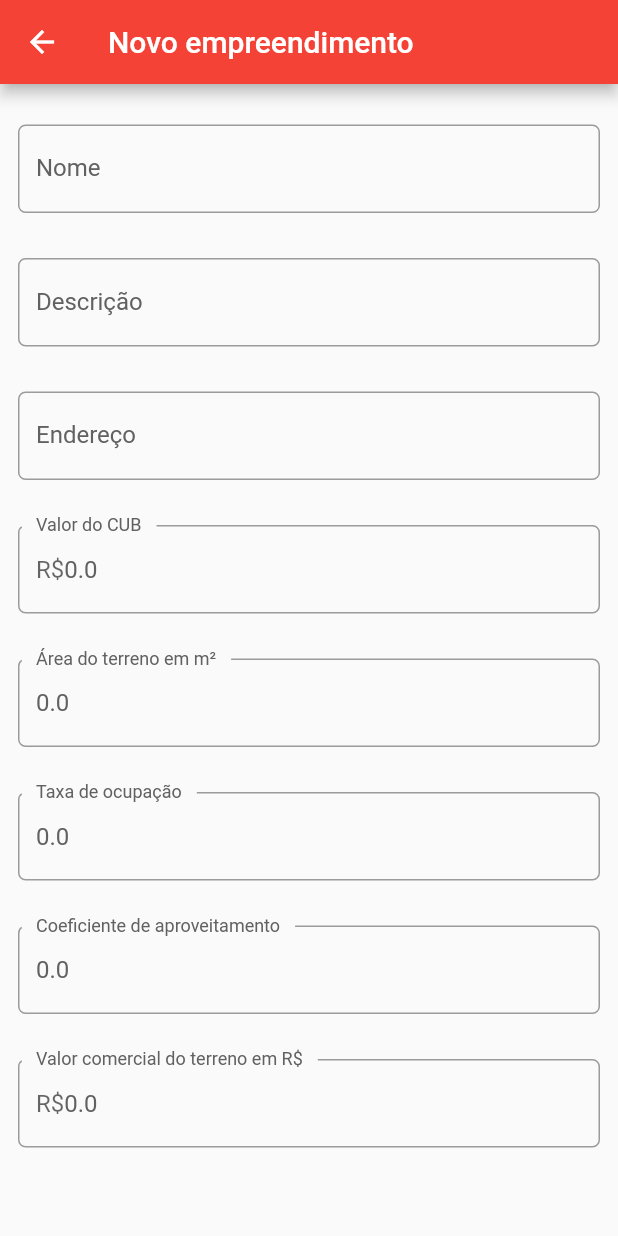
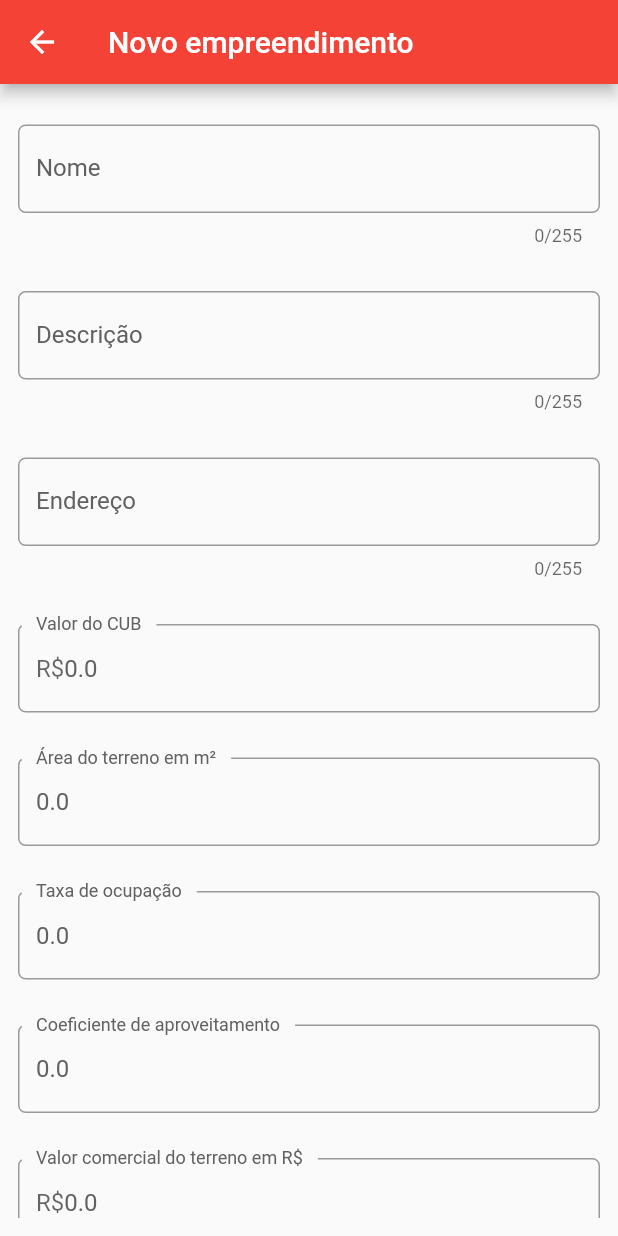
Before and after one commit to fviel/cve_app, a Flutter app: the AdicionarEmpreendimento screen opened directly, on a phone screen of 412 x 824 dp. Run offline on Flutter 3.47's test engine with Material 2 defaults, Android fonts, the phone set to English and light mode, and no system bars; our stand-ins replace flutter_spinkit, sqflite; accounts and stored records are empty.

Commit message:
correções

```diff
--- a/lib/telas/adicionarEmpreendimento.dart
+++ b/lib/telas/adicionarEmpreendimento.dart
@@ -84,6 +84,7 @@ class _AdicionarEmpreendimentoState extends State<AdicionarEmpreendimento> {
               padding: EdgeInsets.only(top: 15.0, bottom: 15.0),
               child: TextFormField(
                 controller: nomeCtrl,
+                maxLength: 255,
                 validator: (val) {
                   if (val.isEmpty) {
                     return 'Informe o nome';
@@ -94,8 +95,8 @@ class _AdicionarEmpreendimentoState extends State<AdicionarEmpreendimento> {
                   //icon: Icon(Icons.apartment),
                   //focusColor: Colors.purpleAccent,isCollapsed: false,
                   //fillColor: Colors.purple,
-                    prefixText: 'foo',
-                    suffixText: 'lala',
+                  //   prefixText: 'foo',
+                  //   suffixText: 'lala',
 
                     labelText: "Nome",
                     labelStyle: textStyle,
@@ -116,6 +117,7 @@ class _AdicionarEmpreendimentoState extends State<AdicionarEmpreendimento> {
               padding: EdgeInsets.only(top: 15.0, bottom: 15.0),
               child: TextFormField(
                 controller: descricaoCtrl,
+                maxLength: 255,
                 validator: (val) {
                   if (val.isEmpty) {
                     return 'Informe uma descrição';
@@ -142,6 +144,7 @@ class _AdicionarEmpreendimentoState extends State<AdicionarEmpreendimento> {
               padding: EdgeInsets.only(top: 15.0, bottom: 15.0),
               child: TextFormField(
                 controller: enderecoCtrl,
+                maxLength: 255,
                 validator: (val) {
                   if (val.isEmpty) {
                     return 'Informe um endereço';
@@ -170,6 +173,7 @@ class _AdicionarEmpreendimentoState extends State<AdicionarEmpreendimento> {
                 keyboardType: TextInputType.numberWithOptions(decimal: true),
                 inputFormatters: [FilteringTextInputFormatter.allow(RegExp(r'^\d+\.?\d{0,2}')),],
                 controller: valorCubCtrl,
+                maxLength: 15,
                 validator: (val) {
                   if ((val.isEmpty) || (double.parse(val)<=0)) {
                     return 'Informe um valor válido para o CUB';
@@ -177,6 +181,7 @@ class _AdicionarEmpreendimentoState extends State<AdicionarEmpreendimento> {
                   return null;
                 },
                 decoration: InputDecoration(
+                    counterText: "",
                     prefixText: 'R\$',
                     labelText: "Valor do CUB",
                     labelStyle: textStyle,
@@ -199,6 +204,7 @@ class _AdicionarEmpreendimentoState extends State<AdicionarEmpreendimento> {
                 keyboardType: TextInputType.numberWithOptions(decimal: true),
                 inputFormatters: [FilteringTextInputFormatter.allow(RegExp(r'^\d+\.?\d{0,2}')),],
                 controller: areaTerrenoCtrl,
+                maxLength: 15,
                 validator: (val) {
                   if ((val.isEmpty) || (double.parse(val)<=0)) {
                     return 'Informe uma área válida do terreno em m²';
@@ -206,6 +212,7 @@ class _AdicionarEmpreendimentoState extends State<AdicionarEmpreendimento> {
                   return null;
                 },
                 decoration: InputDecoration(
+                    counterText: "",
                     labelText: "Área do terreno em m²",
                     labelStyle: textStyle,
                     border: OutlineInputBorder(
@@ -227,6 +234,7 @@ class _AdicionarEmpreendimentoState extends State<AdicionarEmpreendimento> {
                 keyboardType: TextInputType.numberWithOptions(decimal: true),
                 inputFormatters: [FilteringTextInputFormatter.allow(RegExp(r'^\d+\.?\d{0,2}')),],
                 controller: taxaOcupacaoCtrl,
+                maxLength: 15,
                 validator: (val) {
                   if ((val.isEmpty) || (double.parse(val)<=0)) {
                     return 'Informe uma taxa de ocupação válida';
@@ -234,6 +242,7 @@ class _AdicionarEmpreendimentoState extends State<AdicionarEmpreendimento> {
                   return null;
                 },
                 decoration: InputDecoration(
+                    counterText: "",
                     labelText: "Taxa de ocupação",
                     labelStyle: textStyle,
                     border: OutlineInputBorder(
@@ -255,6 +264,7 @@ class _AdicionarEmpreendimentoState extends State<AdicionarEmpreendimento> {
                 keyboardType: TextInputType.numberWithOptions(decimal: true),
                 inputFormatters: [FilteringTextInputFormatter.allow(RegExp(r'^\d+\.?\d{0,2}')),],
                 controller: coeficienteAproveitamentoCtrl,
+                maxLength: 15,
                 validator: (val) {
                   if ((val.isEmpty) || (double.parse(val)<=0)) {
                     return 'Informe um coeficiente de aproveitamento válido';
@@ -262,6 +272,7 @@ class _AdicionarEmpreendimentoState extends State<AdicionarEmpreendimento> {
                   return null;
                 },
                 decoration: InputDecoration(
+                    counterText: "",
                     labelText: "Coeficiente de aproveitamento",
                     labelStyle: textStyle,
                     border: OutlineInputBorder(
@@ -283,6 +294,7 @@ class _AdicionarEmpreendimentoState extends State<AdicionarEmpreendimento> {
                 keyboardType: TextInputType.numberWithOptions(decimal: true),
                 inputFormatters: [FilteringTextInputFormatter.allow(RegExp(r'^\d+\.?\d{0,2}')),],
                 controller: valorComercialTerrenoCtrl,
+                maxLength: 15,
                 validator: (val) {
                   if ((val.isEmpty) || (double.parse(val)<=0)) {
                     return 'Informe um valor comercial válido em R\$';
@@ -290,6 +302,7 @@ class _AdicionarEmpreendimentoState extends State<AdicionarEmpreendimento> {
                   return null;
                 },
                 decoration: InputDecoration(
+                    counterText: "",
                   prefixText: 'R\$',
                     labelText: "Valor comercial do terreno em R\$",
                     labelStyle: textStyle,
```
Also changed, not shown: lib/telas/exibirEmpreendimento.dart (+14 -14 lines), lib/telas/listarEmpreendimentos.dart (+9 -5 lines), lib/telas/sobre.dart (+18 -18 lines), pubspec.lock.
